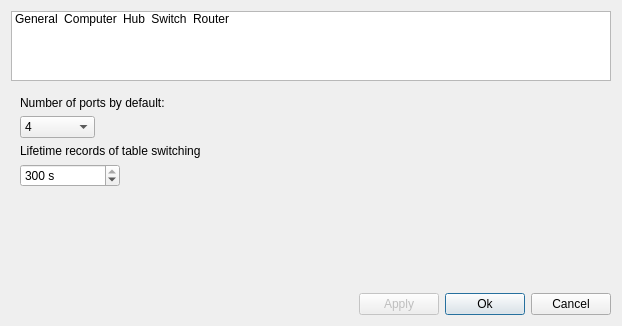
The window that src/forms/settingdialog.ui (Vortm4x/netemul) describes before a commit, drawn with Qt 5.
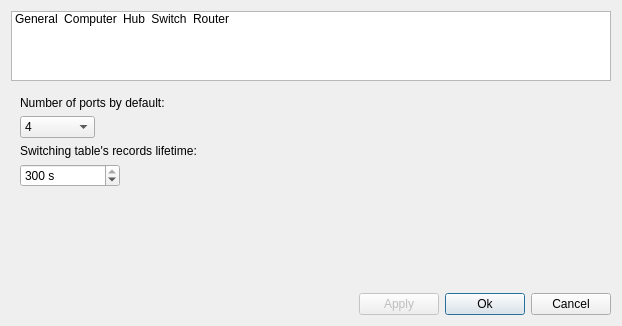
The same window after the commit. The open tabs and pages were chosen to show the change. Icons and pictures are not drawn.

Diff of the .ui file:
```diff
--- a/src/forms/settingdialog.ui
+++ b/src/forms/settingdialog.ui
@@ -461,7 +461,7 @@
          <item>
           <widget class="QLabel" name="label_5">
            <property name="text">
-            <string>Lifetime records of table switching</string>
+            <string>Switching table's records lifetime:</string>
            </property>
           </widget>
          </item>
```
